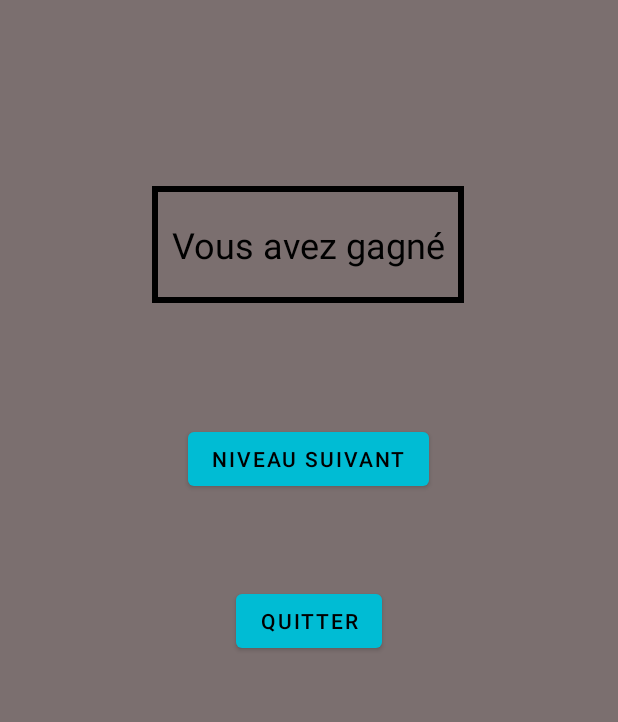
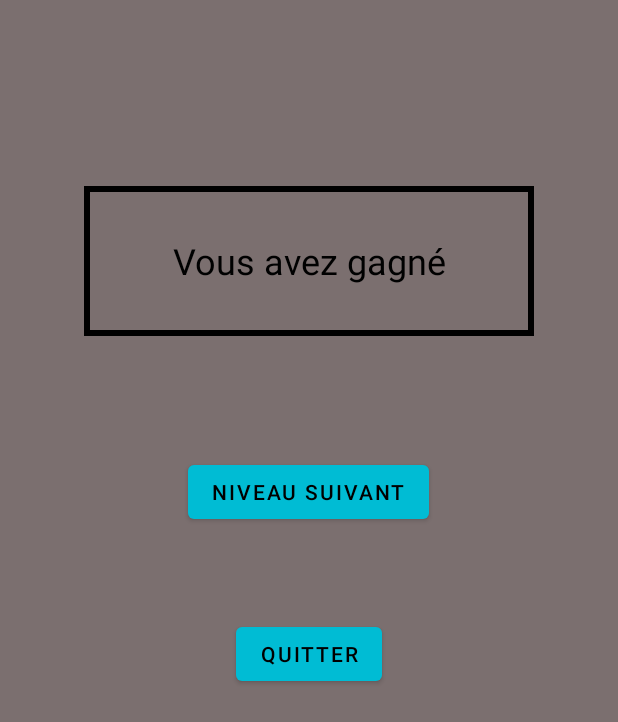
Before and after one commit to Amiralgaby/barman_shaker, an Android app: the layout page_victoire.xml on its own in the app's theme, with its tools: preview values and no code run, on a phone screen of 412 x 824 dp. Shown: the top 722 px of the screen. Run offline under Robolectric (Android 15) with nearby library versions, the phone set to English and light mode, and no system bars.

```diff
--- a/Code/Projet_Barman/app/src/main/res/layout/page_victoire.xml
+++ b/Code/Projet_Barman/app/src/main/res/layout/page_victoire.xml
@@ -9,8 +9,8 @@
 
     <TextView
         android:id="@+id/textView7"
-        android:layout_width="208dp"
-        android:layout_height="78dp"
+        android:layout_width="300dp"
+        android:layout_height="100dp"
         android:layout_marginTop="124dp"
         android:background="@drawable/bordure"
         android:gravity="center"
```
Also changed, not shown: Code/Projet_Barman/app/src/main/java/com/example/projet_barman/DefaiteActivity.java (+7 -0 lines), Code/Projet_Barman/app/src/main/java/com/example/projet_barman/JeuActivity.java (+8 -8 lines), Code/Projet_Barman/app/src/main/java/com/example/projet_barman/VictoireActivity.java (+11 -0 lines).
